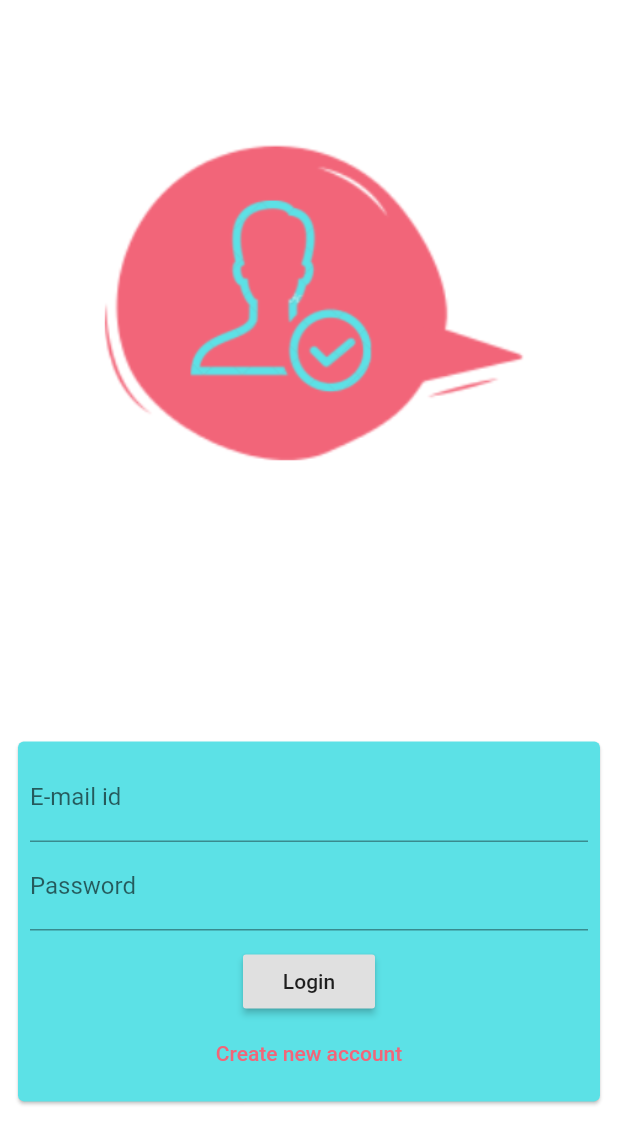
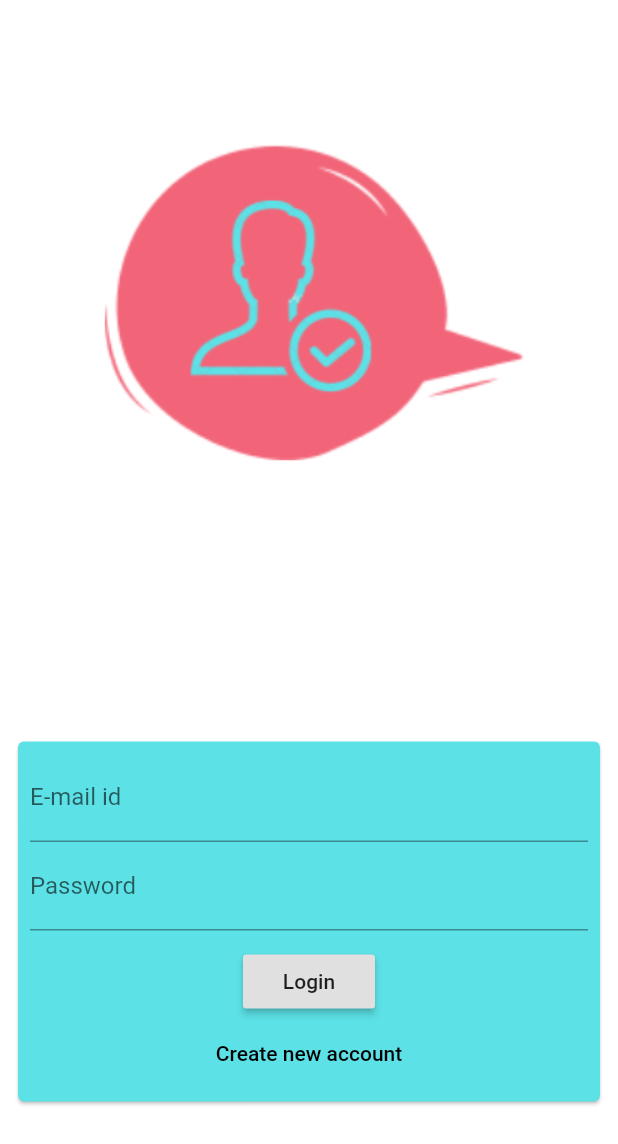
Before and after one commit to bayush-9/Chat_Proxy_App, a Flutter app: the screen it shows after launch, on a phone screen of 412 x 824 dp. Shown: the top 1144 px of the screen. Run offline on Flutter 3.47's test engine with Material 2 defaults, Android fonts, the phone set to English and light mode, and no system bars; our stand-ins replace cloud_firestore, firebase_auth, firebase_storage, image_picker; accounts and stored records are empty.

Commit message:
Colors made dark

```diff
--- a/lib/main.dart
+++ b/lib/main.dart
@@ -31,9 +31,12 @@ class MyApp extends StatelessWidget {
       child: MaterialApp(
           title: 'Flutter Demo',
           theme: ThemeData(
-            primaryColor: Color.fromARGB(255, 242, 101, 121),
+            textTheme: TextTheme(headline1: TextStyle(color: Colors.white)),
+            backgroundColor: Colors.grey,
+            primaryColor: Colors.black,
             appBarTheme: AppBarTheme(
-                backgroundColor: Color.fromARGB(255, 242, 101, 121)),
+              backgroundColor: Colors.grey[900],
+            ),
           ),
           home: StreamBuilder(
             builder: (context, userSnapshot) {
--- a/lib/screens/main_groups_screen.dart
+++ b/lib/screens/main_groups_screen.dart
@@ -100,7 +100,10 @@ class _Work2State extends State<Work2> {
     print(widget.groupIdList);
     print("here");
     return Scaffold(
+      backgroundColor: Colors.black,
       appBar: AppBar(
+        elevation: 5,
+        shadowColor: Colors.blue,
         actions: [
           IconButton(
             onPressed: () => confirmSignout(context),
```
Also changed, not shown: lib/screens/navigation_screen.dart (+5 -5 lines), lib/screens/profile_screen.dart (+6 -1 lines).
